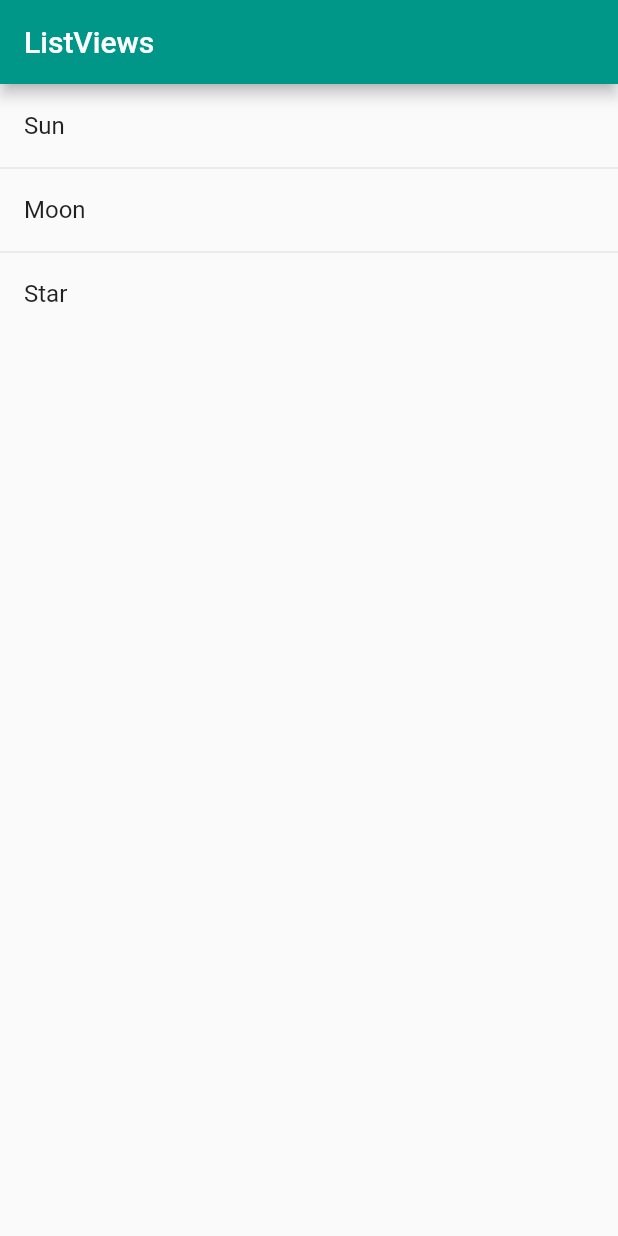
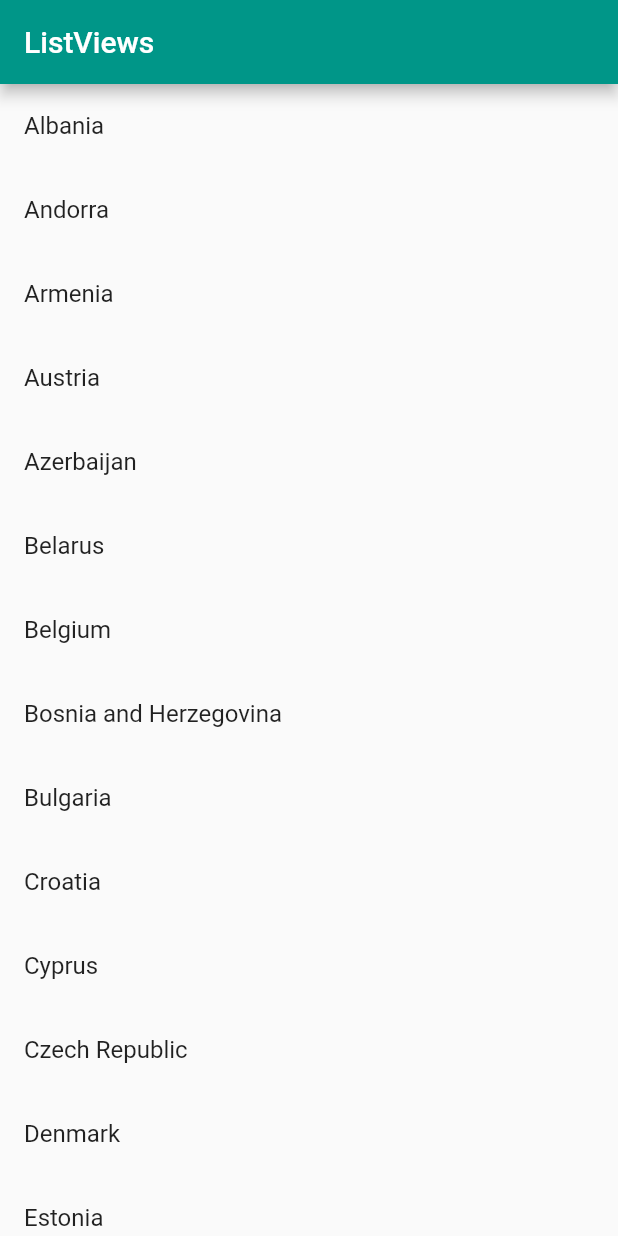
Before and after one commit to after-six/mastering_flutter_listview_jelly, a Flutter app: the screen it shows after launch, on a phone screen of 412 x 824 dp. Run offline on Flutter 3.47's test engine with Material 2 defaults, Android fonts, the phone set to English and light mode, and no system bars.

Commit message:
Dynamic Listview

```diff
--- a/lib/main.dart
+++ b/lib/main.dart
@@ -28,14 +28,23 @@ class BodyLayout extends StatelessWidget {
 
 // replace this function with the code in the examples
 Widget _myListView(BuildContext context) {
-  return ListView(
-    children: ListTile.divideTiles(
-      context: context,
-      tiles: [
-        ListTile(title: Text('Sun')),
-        ListTile(title: Text('Moon')),
-        ListTile(title: Text('Star')),
-      ],
-    ).toList(),
+  final europeanCountries = ['Albania', 'Andorra', 'Armenia', 'Austria',
+    'Azerbaijan', 'Belarus', 'Belgium', 'Bosnia and Herzegovina', 'Bulgaria',
+    'Croatia', 'Cyprus', 'Czech Republic', 'Denmark', 'Estonia', 'Finland',
+    'France', 'Georgia', 'Germany', 'Greece', 'Hungary', 'Iceland', 'Ireland',
+    'Italy', 'Kazakhstan', 'Kosovo', 'Latvia', 'Liechtenstein', 'Lithuania',
+    'Luxembourg', 'Macedonia', 'Malta', 'Moldova', 'Monaco', 'Montenegro',
+    'Netherlands', 'Norway', 'Poland', 'Portugal', 'Romania', 'Russia',
+    'San Marino', 'Serbia', 'Slovakia', 'Slovenia', 'Spain', 'Sweden',
+    'Switzerland', 'Turkey', 'Ukraine', 'United Kingdom', 'Vatican City'];
+
+  return ListView.builder(
+    itemCount: europeanCountries.length,
+    itemBuilder: (context, index) {
+      return ListTile(
+        title: Text(europeanCountries[index]),
+      );
+    },
   );
+
 }
```
